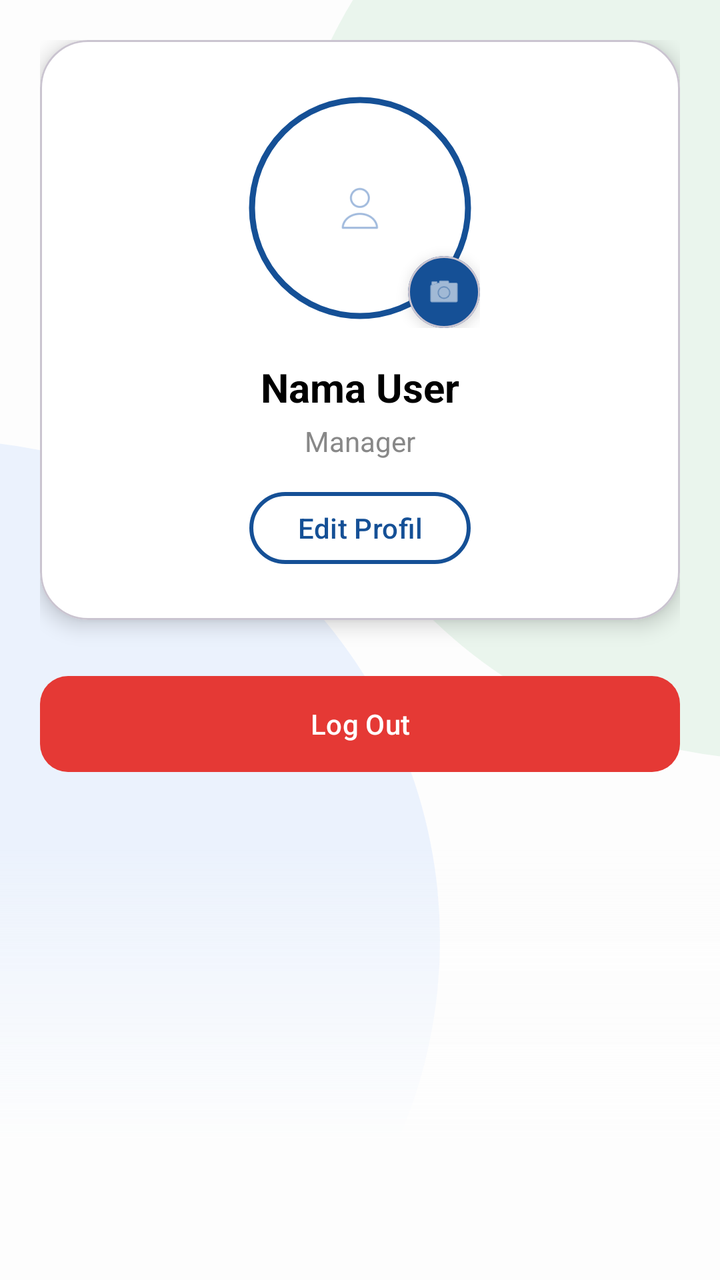
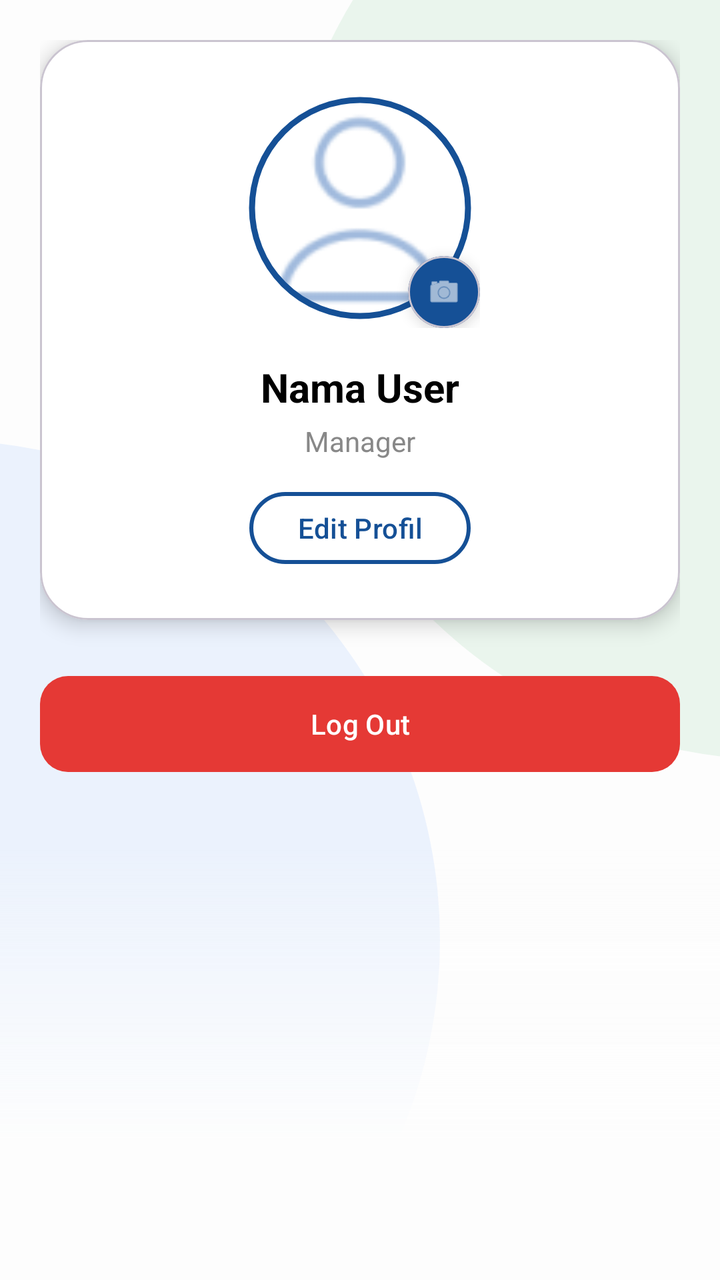

An Android layout rendered at two revisions. The XML below is the earlier revision; the diff shows what the commit changed to produce the second picture.
<!-- AndroidManifest.xml: application theme Theme.VsmentProject -->
<!-- res/layout/fragment_profile.xml -->
<?xml version="1.0" encoding="utf-8"?>
<ScrollView xmlns:android="http://schemas.android.com/apk/res/android"
    xmlns:app="http://schemas.android.com/apk/res-auto"
    android:layout_width="match_parent"
    android:layout_height="match_parent"
    android:background="@drawable/bg_gradient_home">

    <LinearLayout
        android:layout_width="match_parent"
        android:layout_height="wrap_content"
        android:orientation="vertical"
        android:padding="20dp">

        
        <com.google.android.material.card.MaterialCardView
            android:layout_width="match_parent"
            android:layout_height="wrap_content"
            app:cardCornerRadius="24dp"
            app:cardElevation="6dp"
            app:cardBackgroundColor="@color/myWhite">

            <LinearLayout
                android:layout_width="match_parent"
                android:layout_height="wrap_content"
                android:orientation="vertical"
                android:gravity="center"
                android:padding="24dp">

                
                <FrameLayout
                    android:layout_width="wrap_content"
                    android:layout_height="wrap_content">

                    <com.google.android.material.imageview.ShapeableImageView
                        android:id="@+id/ivProfile"
                        android:layout_width="120dp"
                        android:layout_height="120dp"
                        android:scaleType="center"
                        android:padding="6dp"
                        android:src="@drawable/ic_profile"
                        app:shapeAppearanceOverlay="@style/CircleImage"
                        app:strokeWidth="3dp"

                        app:strokeColor="@color/myBlueDark"/>
                    
                    <com.google.android.material.card.MaterialCardView
                        android:id="@+id/btnEditFoto"
                        android:layout_width="36dp"
                        android:layout_height="36dp"
                        android:layout_gravity="bottom|end"
                        app:cardCornerRadius="18dp"
                        app:cardBackgroundColor="@color/myBlueDark"
                        app:cardElevation="4dp">

                        <ImageView
                            android:layout_width="18dp"
                            android:layout_height="18dp"
                            android:layout_gravity="center"
                            android:src="@android:drawable/ic_menu_camera"
                            app:tint="@color/myWhite"/>
                    </com.google.android.material.card.MaterialCardView>

                </FrameLayout>

                
                <TextView
                    android:id="@+id/tvNamaUser"
                    android:layout_width="wrap_content"
                    android:layout_height="wrap_content"
                    android:layout_marginTop="16dp"
                    android:text="Nama User"
                    android:textColor="@color/myBlack"
                    android:textSize="20sp"
                    android:textStyle="bold" />

                
                <TextView
                    android:id="@+id/tvJabatanUser"
                    android:layout_width="wrap_content"
                    android:layout_height="wrap_content"
                    android:text="Manager"
                    android:textColor="#888888"
                    android:textSize="14sp"
                    android:layout_marginTop="4dp"/>

                
                <com.google.android.material.button.MaterialButton
                    android:id="@+id/btnEditProfile"
                    android:layout_width="wrap_content"
                    android:layout_height="44dp"
                    android:layout_marginTop="12dp"
                    android:text="Edit Profil"
                    android:textAllCaps="false"
                    android:textColor="@color/myBlueDark"
                    app:backgroundTint="@android:color/transparent"
                    app:strokeWidth="2dp"
                    app:strokeColor="@color/myBlueDark"
                    app:cornerRadius="20dp"/>

            </LinearLayout>
        </com.google.android.material.card.MaterialCardView>

        
        <com.google.android.material.button.MaterialButton
            android:id="@+id/btnLogout"
            android:layout_width="match_parent"
            android:layout_height="56dp"
            android:layout_marginTop="24dp"
            android:text="Log Out"
            android:textAllCaps="false"
            android:textColor="@android:color/white"
            app:backgroundTint="#E53935"
            app:cornerRadius="14dp"/>

    </LinearLayout>
</ScrollView>
<!-- resources referenced by this layout -->
<resources>
  <color name="myBlack">#FF000000</color>
  <color name="myBlueDark">#155096</color>
  <color name="myWhite">#FFFFFFFF</color>
  <!-- drawable bg_gradient_home (drawable) -->
  <?xml version="1.0" encoding="utf-8"?>
  <layer-list xmlns:android="http://schemas.android.com/apk/res/android">
  
      <item>
          <color android:color="#FDFDFD"/>
      </item>
  
      <item
          android:top="-120dp"
          android:right="-280dp"
          android:gravity="top|end">
          <shape android:shape="oval">
              <solid android:color="#CCE6F4EA" />
              <size android:width="500dp" android:height="500dp" />
          </shape>
      </item>
  
      <item
          android:bottom="-80dp"
          android:left="-280dp"
          android:gravity="bottom|start">
          <shape android:shape="oval">
              <solid android:color="#CCE8F0FE" />
              <size android:width="500dp" android:height="500dp" />
          </shape>
      </item>
  
      <item
          android:height="220dp"
          android:gravity="bottom">
          <shape android:shape="rectangle">
              <gradient
                  android:angle="90"
                  android:startColor="#FDFDFD"
                  android:centerColor="#FDFDFD"
                  android:centerX="0.3"
                  android:endColor="#00FFFFFF"
                  android:type="linear" />
          </shape>
      </item>
  
  </layer-list>
  <!-- drawable ic_profile: png bitmap (drawable-hdpi, 934 bytes) -->
  <style name="CircleImage">
          <item name="cornerSize">50%</item>
      </style>
  <style name="Theme.VsmentProject" parent="Theme.Material3.DayNight.NoActionBar">
          <item name="colorPrimary">#C2185B</item>
          <item name="colorOnPrimary">#FFFFFF</item>
          <item name="android:statusBarColor">#C2185B</item>
          <item name="colorContainer">@android:color/transparent</item>
          <item name="colorControlHighlight">#20C63D54</item>
          <item name="materialAlertDialogTheme">@style/CustomMaterialDialog</item>
      </style>
  <style name="CustomMaterialDialog" parent="ThemeOverlay.Material3.MaterialAlertDialog">
          <item name="colorPrimary">#C2185B</item>
          <item name="colorOnSurface">#333333</item>
          <item name="materialAlertDialogTitleTextStyle">@style/TitleTextStyle</item>
          <item name="shapeAppearanceOverlay">@style/ShapeAppearance.App.MediumComponent</item>
      </style>
  <style name="TitleTextStyle" parent="MaterialAlertDialog.Material3.Title.Text">
          <item name="android:textStyle">bold</item>
          <item name="android:textSize">20sp</item>
          <item name="android:textColor">#333333</item>
      </style>
  <style name="ShapeAppearance.App.MediumComponent" parent="ShapeAppearance.Material3.MediumComponent">
          <item name="cornerFamily">rounded</item>
          <item name="cornerSize">24dp</item>
      </style>
</resources>

<!-- the commit's change to res/layout/fragment_profile.xml (unified diff, before → after) -->
@@ -35,7 +35,7 @@
                         android:id="@+id/ivProfile"
                         android:layout_width="120dp"
                         android:layout_height="120dp"
-                        android:scaleType="center"
+                        android:scaleType="centerCrop"
                         android:padding="6dp"
                         android:src="@drawable/ic_profile"
                         app:shapeAppearanceOverlay="@style/CircleImage"
